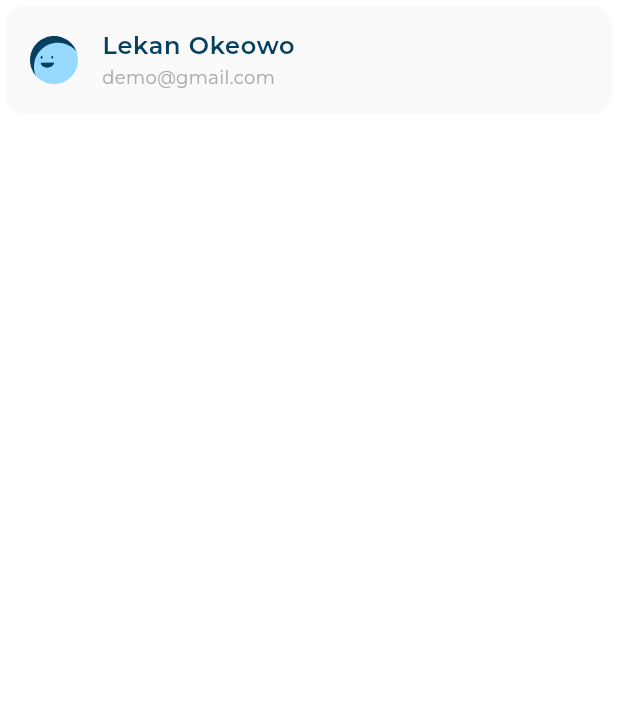
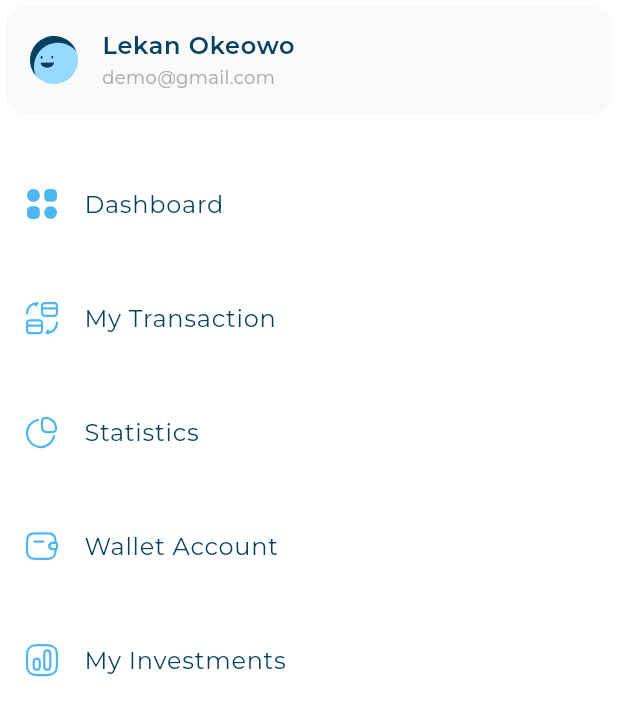
Before and after one commit to Nabil-Gabr/Responsive-Adaptive-Dashboard-App, a Flutter app: the screen it shows after launch, on a phone screen of 412 x 824 dp. Shown: the top 716 px of the screen. Run offline on Flutter 3.47's test engine with Material 3 defaults, Android fonts, the phone set to English and light mode, and no system bars; our stand-ins replace flutter_svg; project files that could hold a hidden picture were left out.

Commit message:
drawer item list view done

```diff
--- /dev/null
+++ b/lib/models/drawer_item_model.dart
@@ -0,0 +1,6 @@
+class DrawerItemModel {
+  final String title;
+  final String image;
+
+  const DrawerItemModel({required this.title, required this.image});
+}
--- a/lib/views/dashboard_view.dart
+++ b/lib/views/dashboard_view.dart
@@ -7,10 +7,12 @@ class DashboardView extends StatelessWidget {
 
   @override
   Widget build(BuildContext context) {
-    return AdaptiveLayout(
+    return Scaffold(
+      body: AdaptiveLayout(
         mobileLayout: (context) => const DashboardDesktopLayout(),
         tabletLayout: (context) => const SizedBox(),
-        desktopLayout: (context) => const DashboardDesktopLayout(),
-      );
+        desktopLayout: (context) => const SizedBox(),
+      ),
+    );
   }
 }
--- a/lib/views/widgets/custom_drawer.dart
+++ b/lib/views/widgets/custom_drawer.dart
@@ -1,4 +1,5 @@
 import 'package:dash_board_app/core/utils/app_images.dart';
+import 'package:dash_board_app/views/widgets/drawer_item_list_view.dart';
 import 'package:dash_board_app/views/widgets/user_info_list_tile.dart';
 import 'package:flutter/material.dart';
 
@@ -14,7 +15,11 @@ class CustomDrawer extends StatelessWidget {
           UserInfoListTile(
               title: 'Lekan Okeowo',
               subtitle: 'demo@gmail.com',
-              image: Assets.imagesAvatar3)
+              image: Assets.imagesAvatar3),
+          SizedBox(
+            height: 8,
+          ),
+          DrawerItemListView()
         ],
       ),
     );
--- /dev/null
+++ b/lib/views/widgets/drawer_item.dart
@@ -0,0 +1,21 @@
+import 'package:dash_board_app/core/utils/app_styles.dart';
+import 'package:dash_board_app/models/drawer_item_model.dart';
+import 'package:flutter/material.dart';
+import 'package:flutter_svg/flutter_svg.dart';
+
+class DrawerItem extends StatelessWidget {
+  const DrawerItem({super.key, required this.drawerItemModel});
+
+  final DrawerItemModel drawerItemModel;
+
+  @override
+  Widget build(BuildContext context) {
+    return ListTile(
+      leading: SvgPicture.asset(drawerItemModel.image),
+      title: Text(
+        drawerItemModel.title,
+        style: AppStyles.styleRegular16,
+      ),
+    );
+  }
+}
--- /dev/null
+++ b/lib/views/widgets/drawer_item_list_view.dart
@@ -0,0 +1,30 @@
+import 'package:dash_board_app/core/utils/app_images.dart';
+import 'package:dash_board_app/models/drawer_item_model.dart';
+import 'package:dash_board_app/views/widgets/drawer_item.dart';
+import 'package:flutter/material.dart';
+
+class DrawerItemListView extends StatelessWidget {
+  const DrawerItemListView({super.key});
+  static const List<DrawerItemModel> items = [
+    DrawerItemModel(title: 'Dashboard', image: Assets.imagesDashboard),
+    DrawerItemModel(title: 'My Transaction', image: Assets.imagesMyTransctions),
+    DrawerItemModel(title: 'Statistics', image: Assets.imagesStatistics),
+    DrawerItemModel(title: 'Wallet Account', image: Assets.imagesWalletAccount),
+    DrawerItemModel(title: 'My Investments', image: Assets.imagesMyInvestments),
+  ];
+
+  @override
+  Widget build(BuildContext context) {
+    return ListView.builder(
+      shrinkWrap: true,
+      physics: const NeverScrollableScrollPhysics(),
+      itemCount: items.length,
+      itemBuilder: (context, index) {
+        return Padding(
+          padding: const EdgeInsets.only(top: 20.0),
+          child: DrawerItem(drawerItemModel: items[index]),
+        );
+      },
+    );
+  }
+}
```
